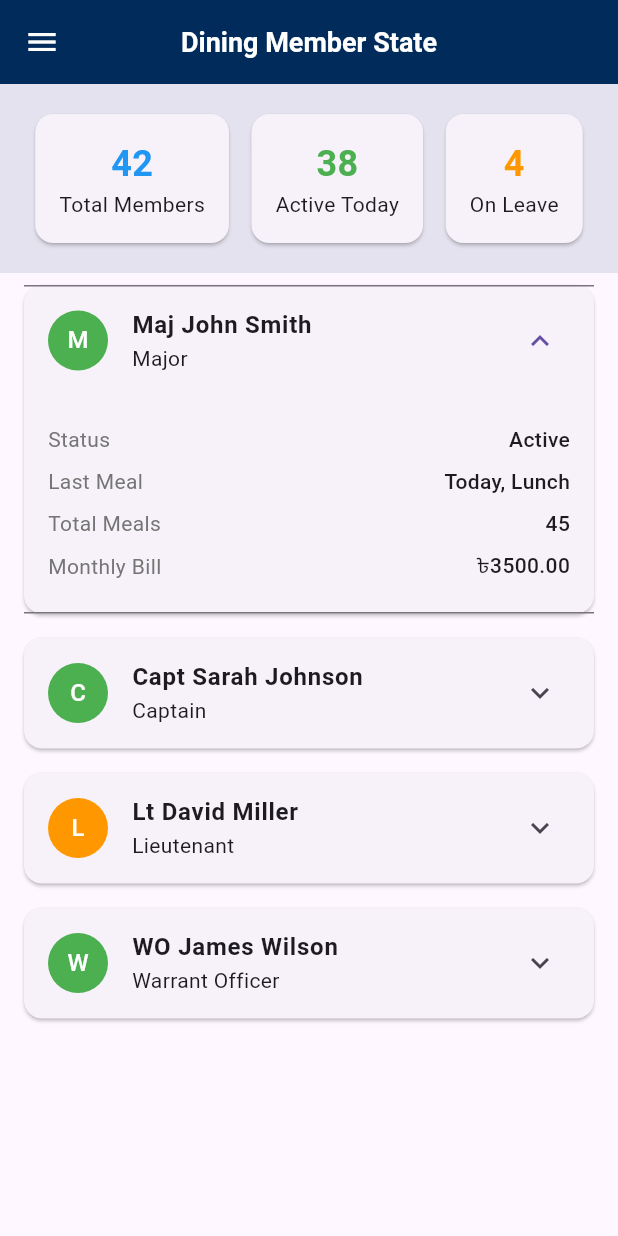
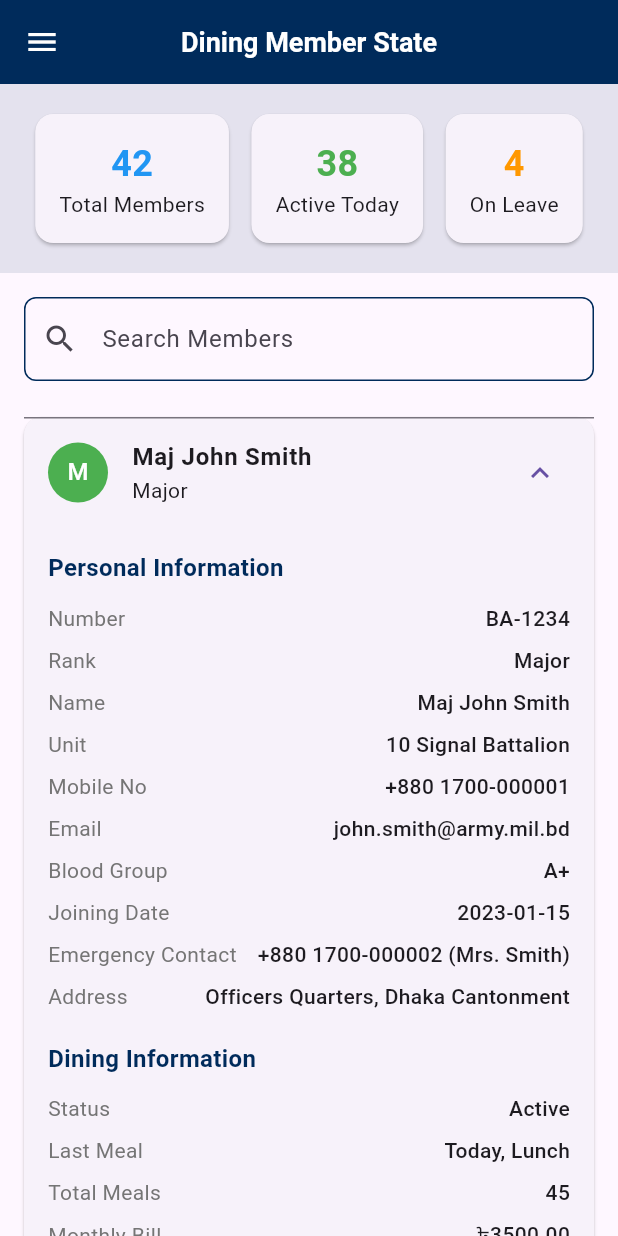
Before and after one commit to refath2024/Smart_mess, a Flutter app: the DiningMemberStatePage screen opened directly, after a tap on an icon or button, on a phone screen of 412 x 824 dp. Run offline on Flutter 3.47's test engine with Material 3 defaults, Android fonts, the phone set to English and light mode, and no system bars; our stand-ins replace animated_splash_screen, image_picker.

Commit message:
dining page upgrade

```diff
--- a/lib/screens/admin/admin_dining_member_state.dart
+++ b/lib/screens/admin/admin_dining_member_state.dart
@@ -21,6 +21,14 @@ class DiningMemberData {
   final String lastMealTaken;
   final int totalMeals;
   final double monthlyBill;
+  final String id;
+  final String unit;
+  final String phone;
+  final String email;
+  final String bloodGroup;
+  final String joiningDate;
+  final String emergencyContact;
+  final String address;
 
   DiningMemberData({
     required this.name,
@@ -29,6 +37,15 @@ class DiningMemberData {
     required this.lastMealTaken,
     required this.totalMeals,
     required this.monthlyBill,
+    required this.id,
+    required this.unit,
+    required this.phone,
+    required this.email,
+    required this.bloodGroup,
+    required this.joiningDate,
+    required this.emergencyContact,
+    required this.address,
+
   });
 }
 
@@ -40,6 +57,33 @@ class DiningMemberStatePage extends StatefulWidget {
 }
 
 class _DiningMemberStatePageState extends State<DiningMemberStatePage> {
+  List<DiningMemberData> filteredMembers = [];
+  final TextEditingController _searchController = TextEditingController();
+
+  @override
+  void initState() {
+    super.initState();
+    filteredMembers = List.from(members);
+  }
+
+  @override
+  void dispose() {
+    _searchController.dispose();
+    super.dispose();
+  }
+
+  void _searchMembers(String query) {
+    setState(() {
+      filteredMembers = members.where((member) {
+        final searchLower = query.toLowerCase();
+        return member.name.toLowerCase().contains(searchLower) ||
+            member.rank.toLowerCase().contains(searchLower) ||
+            member.membershipStatus.toLowerCase().contains(searchLower) ||
+            member.lastMealTaken.toLowerCase().contains(searchLower);
+      }).toList();
+    });
+  }
+
   final List<DiningMemberData> members = [
     DiningMemberData(
       name: "Maj John Smith",
@@ -48,6 +92,14 @@ class _DiningMemberStatePageState extends State<DiningMemberStatePage> {
       lastMealTaken: "Today, Lunch",
       totalMeals: 45,
       monthlyBill: 3500.00,
+      id: "BA-1234",
+      unit: "10 Signal Battalion",
+      phone: "+880 1700-000001",
+      email: "john.smith@army.mil.bd",
+      bloodGroup: "A+",
+      joiningDate: "2023-01-15",
+      emergencyContact: "+880 1700-000002 (Mrs. Smith)",
+      address: "Officers Quarters, Dhaka Cantonment",
     ),
     DiningMemberData(
       name: "Capt Sarah Johnson",
@@ -56,6 +108,15 @@ class _DiningMemberStatePageState extends State<DiningMemberStatePage> {
       lastMealTaken: "Today, Breakfast",
       totalMeals: 38,
       monthlyBill: 2950.00,
+      id: "BA-1235",
+      unit: "Engineering Corps",
+      phone: "+880 1700-000003",
+      email: "sarah.j@army.mil.bd",
+      bloodGroup: "B+",
+      joiningDate: "2023-03-20",
+      emergencyContact: "+880 1700-000004 (Mr. Johnson)",
+      address: "Block D, Military Housing",
+
     ),
     DiningMemberData(
       name: "Lt David Miller",
@@ -64,6 +125,15 @@ class _DiningMemberStatePageState extends State<DiningMemberStatePage> {
       lastMealTaken: "3 days ago, Dinner",
       totalMeals: 28,
       monthlyBill: 2100.00,
+      id: "BA-1236",
+      unit: "Artillery Regiment",
+      phone: "+880 1700-000005",
+      email: "david.m@army.mil.bd",
+      bloodGroup: "O+",
+      joiningDate: "2024-01-10",
+      emergencyContact: "+880 1700-000006 (Mrs. Miller)",
+      address: "Officers Mess, Cantonment",
+
     ),
     DiningMemberData(
       name: "WO James Wilson",
@@ -72,6 +142,15 @@ class _DiningMemberStatePageState extends State<DiningMemberStatePage> {
       lastMealTaken: "Today, Dinner",
       totalMeals: 42,
       monthlyBill: 3200.00,
+      id: "BA-1237",
+      unit: "Medical Corps",
+      phone: "+880 1700-000007",
+      email: "james.w@army.mil.bd",
+      bloodGroup: "AB+",
+      joiningDate: "2023-06-05",
+      emergencyContact: "+880 1700-000008 (Mrs. Wilson)",
+      address: "Block B, Military Housing",
+
     ),
   ];
 
@@ -351,11 +430,33 @@ class _DiningMemberStatePageState extends State<DiningMemberStatePage> {
               ],
             ),
           ),
+          Padding(
+            padding: const EdgeInsets.all(16),
+            child: TextField(
+              decoration: InputDecoration(
+                hintText: "Search Members",
+                prefixIcon: const Icon(Icons.search),
+                border: OutlineInputBorder(
+                  borderRadius: BorderRadius.circular(8),
+                  borderSide: const BorderSide(color: Color(0xFF002B5B)),
+                ),
+                enabledBorder: OutlineInputBorder(
+                  borderRadius: BorderRadius.circular(8),
+                  borderSide: const BorderSide(color: Color(0xFF002B5B)),
+                ),
+                focusedBorder: OutlineInputBorder(
+                  borderRadius: BorderRadius.circular(8),
+                  borderSide: const BorderSide(color: Color(0xFF002B5B), width: 2),
+                ),
+              ),
+              onChanged: (value) => _searchMembers(value),
+            ),
+          ),
           Expanded(
             child: ListView.builder(
-              itemCount: members.length,
+              itemCount: filteredMembers.length,
               itemBuilder: (context, index) {
-                final member = members[index];
+                final member = filteredMembers[index];
                 return Card(
                   margin:
                       const EdgeInsets.symmetric(horizontal: 16, vertical: 8),
@@ -378,16 +479,46 @@ class _DiningMemberStatePageState extends State<DiningMemberStatePage> {
                       ),
                     ),
                     children: [
-                      Padding(
+                      Container(
                         padding: const EdgeInsets.all(16),
                         child: Column(
+                          crossAxisAlignment: CrossAxisAlignment.start,
                           children: [
+                            const Text(
+                              "Personal Information",
+                              style: TextStyle(
+                                fontSize: 16,
+                                fontWeight: FontWeight.bold,
+                                color: Color(0xFF002B5B),
+                              ),
+                            ),
+                            const SizedBox(height: 8),
+                            _buildDetailRow("Number", member.id),
+                            _buildDetailRow("Rank", member.rank),
+                            _buildDetailRow("Name", member.name),
+                            _buildDetailRow("Unit", member.unit),
+                            _buildDetailRow("Mobile No", member.phone),
+                            _buildDetailRow("Email", member.email),
+                            _buildDetailRow("Blood Group", member.bloodGroup),
+                            _buildDetailRow("Joining Date", member.joiningDate),
+                            _buildDetailRow("Emergency Contact", member.emergencyContact),
+                            _buildDetailRow("Address", member.address),
+
+                            const SizedBox(height: 16),
+                            const Text(
+                              "Dining Information",
+                              style: TextStyle(
+                                fontSize: 16,
+                                fontWeight: FontWeight.bold,
+                                color: Color(0xFF002B5B),
+                              ),
+                            ),
+                            const SizedBox(height: 8),
                             _buildDetailRow("Status", member.membershipStatus),
                             _buildDetailRow("Last Meal", member.lastMealTaken),
-                            _buildDetailRow(
-                                "Total Meals", member.totalMeals.toString()),
-                            _buildDetailRow("Monthly Bill",
-                                "৳${member.monthlyBill.toStringAsFixed(2)}"),
+                            _buildDetailRow("Total Meals", member.totalMeals.toString()),
+                            _buildDetailRow("Monthly Bill", "৳${member.monthlyBill.toStringAsFixed(2)}"),
+
                           ],
                         ),
                       ),
```
Also changed, not shown: lib/screens/admin/admin_users_screen.dart (line endings or trailing spaces).
